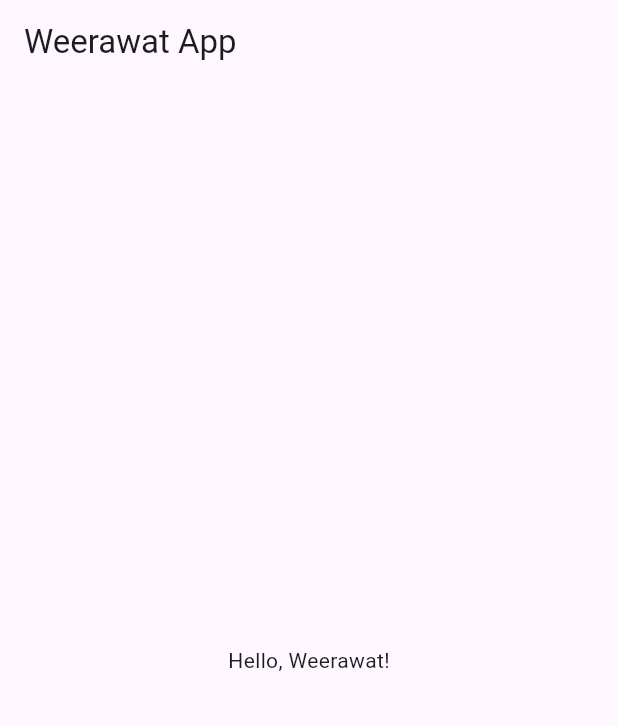
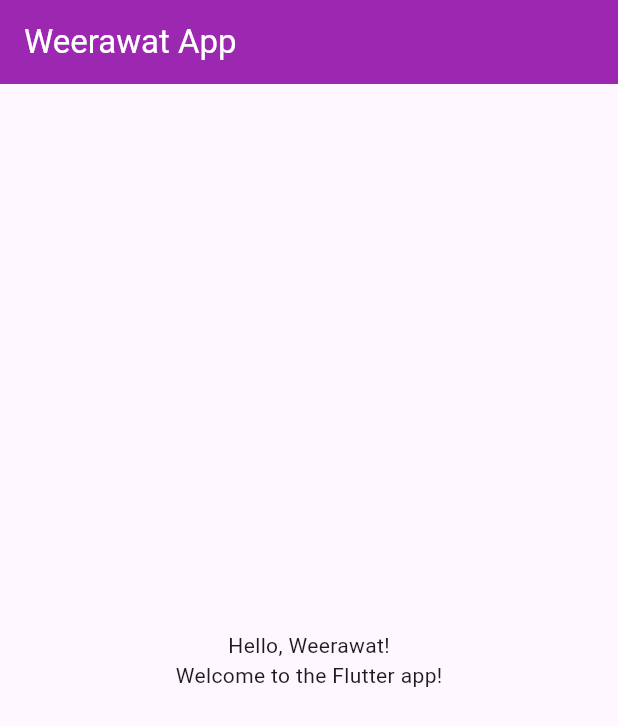
Before and after one commit to Godtasan552/flutter_empty_app, a Flutter app: the screen it shows after launch, on a phone screen of 412 x 824 dp. Shown: the top 726 px of the screen. Run offline on Flutter 3.47's test engine with Material 3 defaults, Android fonts, the phone set to English and light mode, and no system bars.

Commit message:
set layout

```diff
--- a/lib/main.dart
+++ b/lib/main.dart
@@ -10,7 +10,13 @@ class MainApp extends StatelessWidget {
 
   @override
   Widget build(BuildContext context) {
-    return const MaterialApp(
+    return  MaterialApp(
+      theme: ThemeData(
+        appBarTheme: const AppBarTheme(
+          backgroundColor: Colors.purple,
+          foregroundColor: Colors.white, // สีตัวอักษรใน AppBar
+        ),
+      ),
       home: MyHomePage(),
     );
   }
--- a/lib/my_new_page.dart
+++ b/lib/my_new_page.dart
@@ -15,7 +15,13 @@ class _MyHomePageState extends State<MyHomePage> {
         title: const Text("Weerawat App"),
       ),
       body: Center(
-        child: Text("Hello, Weerawat!"),
+        child: Column(
+          mainAxisAlignment: MainAxisAlignment.center,
+          children: [
+            Text("Hello, Weerawat!"),
+            Text("Welcome to the Flutter app!")
+          ],
+        ),
       ),
     );
   }
```
